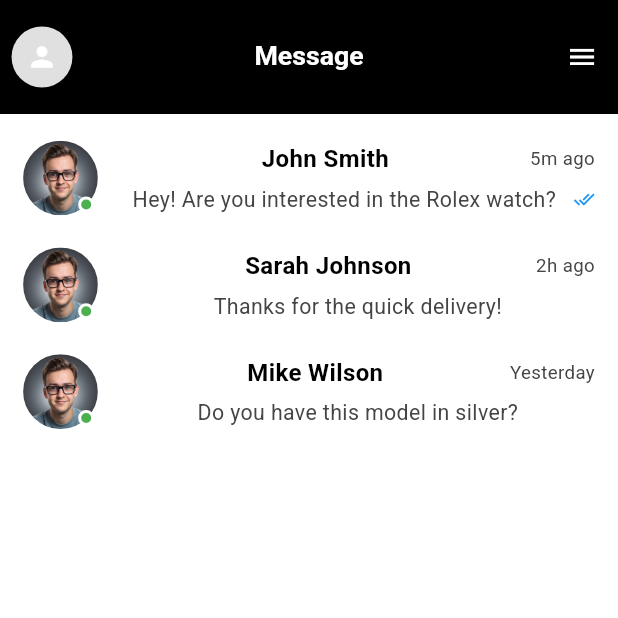
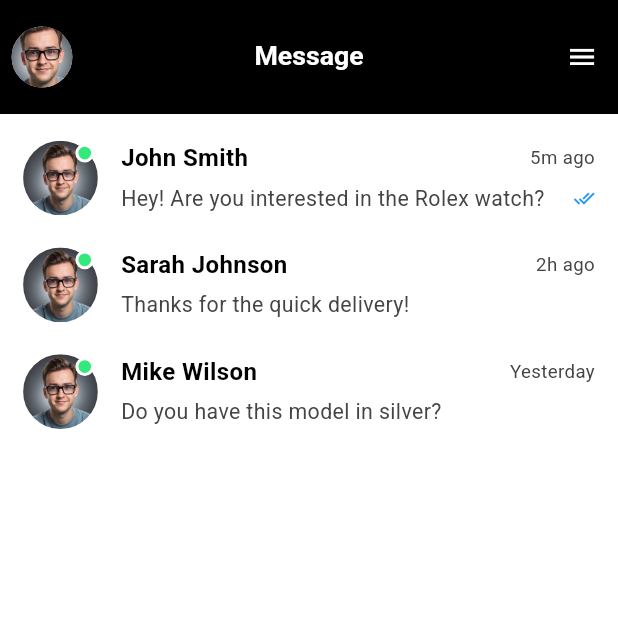
Before and after one commit to mehdisparktech/watch_store, a Flutter app: the ChatListScreen screen opened by its route, on a phone screen of 412 x 824 dp, the top half of it. Run offline on Flutter 3.47's test engine with Material 3 defaults, Android fonts, the phone set to English and light mode, and no system bars; our stand-ins replace cached_network_image, dio, flutter_dotenv, flutter_html, flutter_local_notifications, flutter_screenutil and 10 more; accounts and stored records are empty; network calls fail.

Commit message:
chat_fix

```diff
--- a/lib/features/message/presentation/screen/chat_screen.dart
+++ b/lib/features/message/presentation/screen/chat_screen.dart
@@ -2,6 +2,7 @@ import 'package:flutter/material.dart';
 import 'package:flutter_screenutil/flutter_screenutil.dart';
 import 'package:get/get.dart';
 import 'package:watch_store/component/app_bar/common_app_bar.dart';
+import 'package:watch_store/utils/constants/app_images.dart';
 import '../../../../../config/route/app_routes.dart';
 import '../../../../component/other_widgets/common_loader.dart';
 import '../../../../component/screen/error_screen.dart';
@@ -17,7 +18,10 @@ class ChatListScreen extends StatelessWidget {
   Widget build(BuildContext context) {
     return Scaffold(
       /// Modern App Bar Section
-      appBar: CommonAppBar(title: 'Message'),
+      appBar: CommonAppBar(
+        title: 'Message',
+        profileImageUrl: AppImages.profileImage,
+      ),
 
       /// Body Section
       body: GetBuilder<ChatController>(
--- a/lib/features/message/presentation/widgets/chat_list_item.dart
+++ b/lib/features/message/presentation/widgets/chat_list_item.dart
@@ -11,6 +11,7 @@ Widget modernChatListItem({required ChatModel item}) {
     padding: EdgeInsets.symmetric(horizontal: 16.w, vertical: 12.h),
     decoration: const BoxDecoration(color: Colors.white),
     child: Row(
+      crossAxisAlignment: CrossAxisAlignment.start,
       children: [
         /// Profile Image with Online Status
         Stack(
@@ -24,13 +25,13 @@ Widget modernChatListItem({required ChatModel item}) {
             ),
             // Online status indicator (green dot)
             Positioned(
-              bottom: 2,
+              top: 2,
               right: 2,
               child: Container(
-                width: 12.w,
-                height: 12.h,
+                width: 14.w,
+                height: 14.h,
                 decoration: BoxDecoration(
-                  color: Colors.green,
+                  color: Color(0xFF34E97C),
                   shape: BoxShape.circle,
                   border: Border.all(color: Colors.white, width: 2),
                 ),
@@ -56,6 +57,7 @@ Widget modernChatListItem({required ChatModel item}) {
                       fontWeight: FontWeight.w700,
                       fontSize: 18,
                       color: Colors.black,
+                      textAlign: TextAlign.start,
                     ),
                   ),
 
@@ -85,6 +87,7 @@ Widget modernChatListItem({required ChatModel item}) {
                             color: AppColors.secondary,
                             maxLines: 1,
                             overflow: TextOverflow.ellipsis,
+                            textAlign: TextAlign.start,
                           ),
                         ),
 
```
